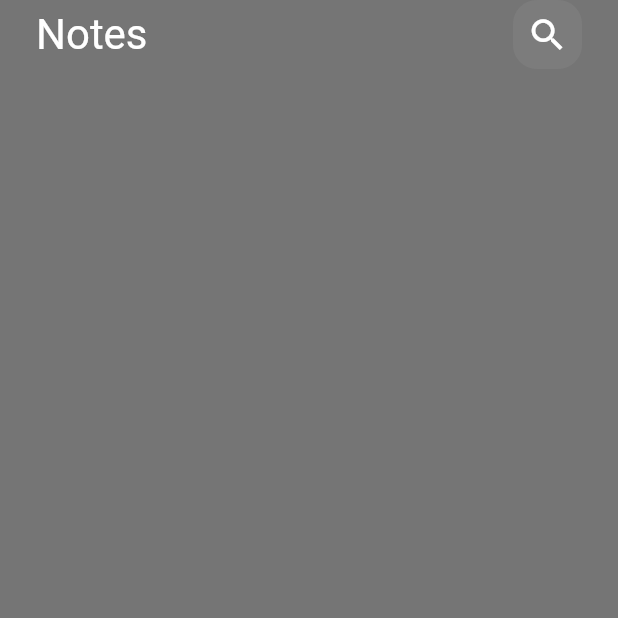
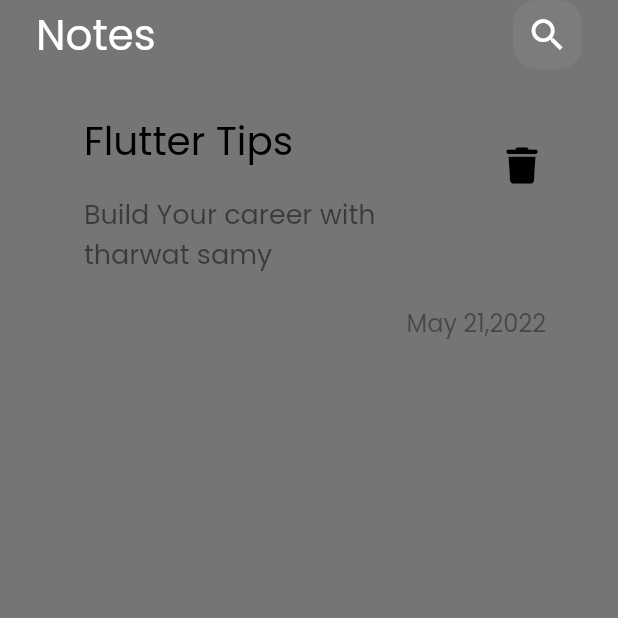
Before and after one commit to hebamahdy/notes_app, a Flutter app: the screen it shows after launch, on a phone screen of 412 x 824 dp, the top half of it. Run offline on Flutter 3.47's test engine with Material 2 defaults, Android fonts, the phone set to English and light mode, and no system bars; our stand-ins replace font_awesome_flutter.

Commit message:
Create Custom Note Item

```diff
--- a/lib/main.dart
+++ b/lib/main.dart
@@ -14,7 +14,8 @@ class NotesApp extends StatelessWidget {
       debugShowCheckedModeBanner: false,
       theme: ThemeData(
         brightness: Brightness.dark,
-            scaffoldBackgroundColor: Colors.black54
+            scaffoldBackgroundColor: Colors.black54,
+        fontFamily: 'Poppins'
       ),
       home: const NotesView(),
     );
--- /dev/null
+++ b/lib/widgets/custom_note_item.dart
@@ -0,0 +1,46 @@
+import 'package:flutter/material.dart';
+import 'package:font_awesome_flutter/font_awesome_flutter.dart';
+
+class NotesItem extends StatelessWidget {
+  const NotesItem({super.key});
+
+  @override
+  Widget build(BuildContext context) {
+    return Container(
+      padding: const EdgeInsets.only(top: 24,bottom: 24,left: 16,),
+      decoration: BoxDecoration(
+          borderRadius: BorderRadius.circular(16), color: const Color(0x00ffcc80)),
+      child: Column(
+        crossAxisAlignment: CrossAxisAlignment.end,
+        children: [
+          ListTile(
+
+            title: const Text(
+              "Flutter Tips",
+              style: TextStyle(color: Colors.black,
+                  fontSize: 26
+              ),
+            ),
+            subtitle: Padding(
+              padding: const EdgeInsets.only(top: 16,
+                  bottom: 16
+              ),
+              child: Text("Build Your career with tharwat samy",
+                  style: TextStyle(color: Colors.black.withOpacity(0.5),fontSize: 18)),
+            ),
+            trailing: IconButton(
+              onPressed: () {},
+              icon: const Icon(FontAwesomeIcons.trash,color: Colors.black,size: 24,),
+            ),
+          ),
+          Padding(
+            padding: const EdgeInsets.only(right: 24),
+            child: Text('May 21,2022',style: TextStyle(color: Colors.black.withOpacity(0.4),fontSize: 16),
+
+            ),
+          ),
+        ],
+      ),
+    );
+  }
+}
--- a/lib/widgets/notes_view_body.dart
+++ b/lib/widgets/notes_view_body.dart
@@ -1,5 +1,7 @@
 import 'package:flutter/material.dart';
 import 'package:notes/widgets/custom_app_bar.dart';
+
+import 'custom_note_item.dart';
 
 class NotesViewBody extends StatelessWidget {
   const NotesViewBody({super.key});
@@ -7,12 +9,16 @@ class NotesViewBody extends StatelessWidget {
   @override
   Widget build(BuildContext context) {
     return const SafeArea(
-      child:  Padding(
+      child: Padding(
         padding: EdgeInsets.symmetric(horizontal: 24),
         child: Column(
-           children:  [
-           CustomAppBar()
-        ],),
+          crossAxisAlignment: CrossAxisAlignment.end,
+          children: [
+            CustomAppBar(),
+            NotesItem()
+
+          ],
+        ),
       ),
     );
   }
--- a/pubspec.yaml
+++ b/pubspec.yaml
@@ -30,6 +30,7 @@ environment:
 dependencies:
   flutter:
     sdk: flutter
+  font_awesome_flutter: ^10.5.0
 
 
   # The following adds the Cupertino Icons font to your application.
@@ -74,6 +75,10 @@ flutter:
   # "family" key with the font family name, and a "fonts" key with a
   # list giving the asset and other descriptors for the font. For
   # example:
+  fonts:
+    - family: Poppins
+      fonts:
+         - asset: assets/fonts/Poppins-Regular.ttf
   # fonts:
   #   - family: Schyler
   #     fonts:
```
Also changed, not shown: assets/fonts/Poppins-Regular.ttf (added), pubspec.lock.
